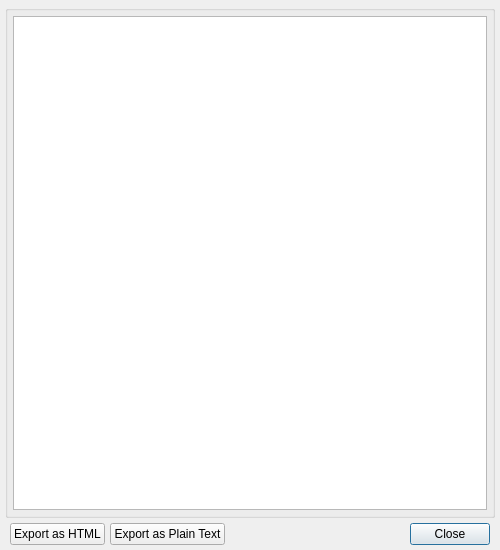
Before: the Qt Designer form interface/ReportWindow.ui in WesRoach/SpellcraftingCalculator, drawn with Qt 5.
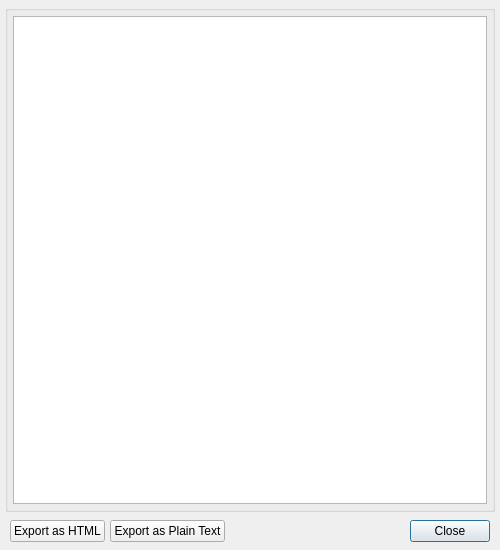
After: the same form once the commit is applied.

```diff
--- a/interface/ReportWindow.ui
+++ b/interface/ReportWindow.ui
@@ -65,13 +65,13 @@
       <number>5</number>
      </property>
      <property name="topMargin">
-      <number>0</number>
+      <number>3</number>
      </property>
      <property name="rightMargin">
       <number>5</number>
      </property>
      <property name="bottomMargin">
-      <number>0</number>
+      <number>3</number>
      </property>
      <item>
       <widget class="QPushButton" name="ExportHTMLButton">
```
